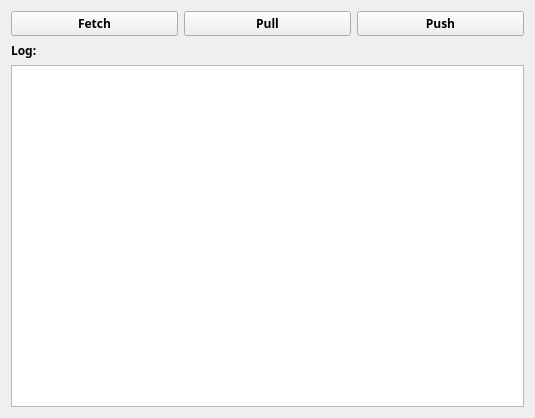
The window that gitmenu.ui (Notidman/Dollar) describes before a commit, drawn with Qt 5.
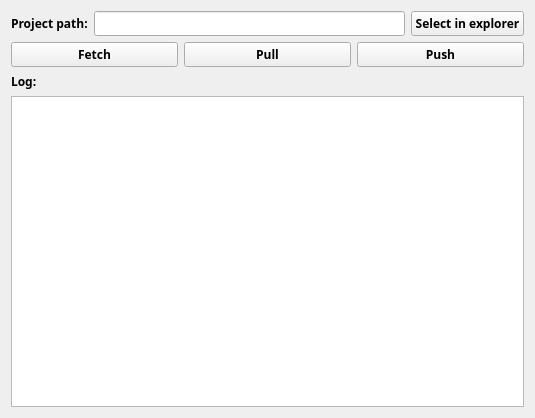
The same window after the commit.

Patch:
```diff
--- a/gitmenu.ui
+++ b/gitmenu.ui
@@ -21,7 +21,21 @@
    <string>Form</string>
   </property>
   <layout class="QGridLayout" name="gridLayout">
-   <item row="0" column="0">
+   <item row="2" column="0">
+    <layout class="QVBoxLayout" name="verticalLayout">
+     <item>
+      <widget class="QLabel" name="label">
+       <property name="text">
+        <string>Log:</string>
+       </property>
+      </widget>
+     </item>
+     <item>
+      <widget class="QListView" name="listView"/>
+     </item>
+    </layout>
+   </item>
+   <item row="1" column="0">
     <layout class="QHBoxLayout" name="horizontalLayout_2">
      <item>
       <widget class="QPushButton" name="pb_fetch">
@@ -46,17 +60,24 @@
      </item>
     </layout>
    </item>
-   <item row="1" column="0">
-    <layout class="QVBoxLayout" name="verticalLayout">
+   <item row="0" column="0">
+    <layout class="QHBoxLayout" name="horizontalLayout">
      <item>
-      <widget class="QLabel" name="label">
+      <widget class="QLabel" name="label_2">
        <property name="text">
-        <string>Log:</string>
+        <string>Project path:</string>
        </property>
       </widget>
      </item>
      <item>
-      <widget class="QListView" name="listView"/>
+      <widget class="QLineEdit" name="lEdit_project_path"/>
+     </item>
+     <item>
+      <widget class="QPushButton" name="pushButton">
+       <property name="text">
+        <string>Select in explorer</string>
+       </property>
+      </widget>
      </item>
     </layout>
    </item>
```
